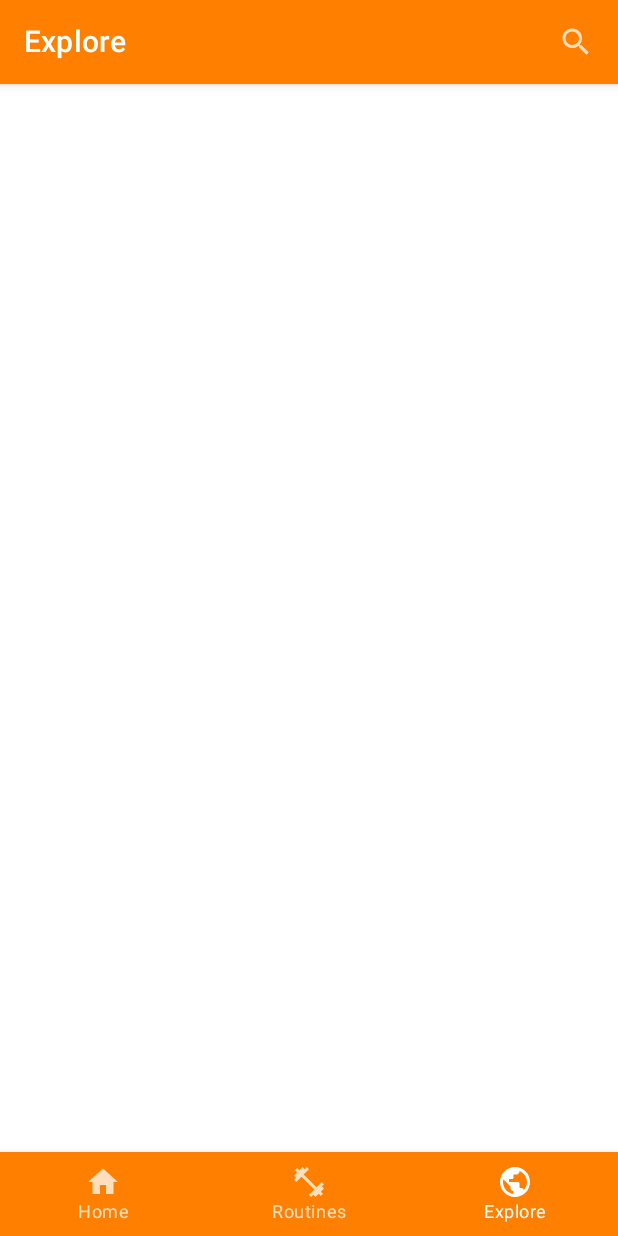
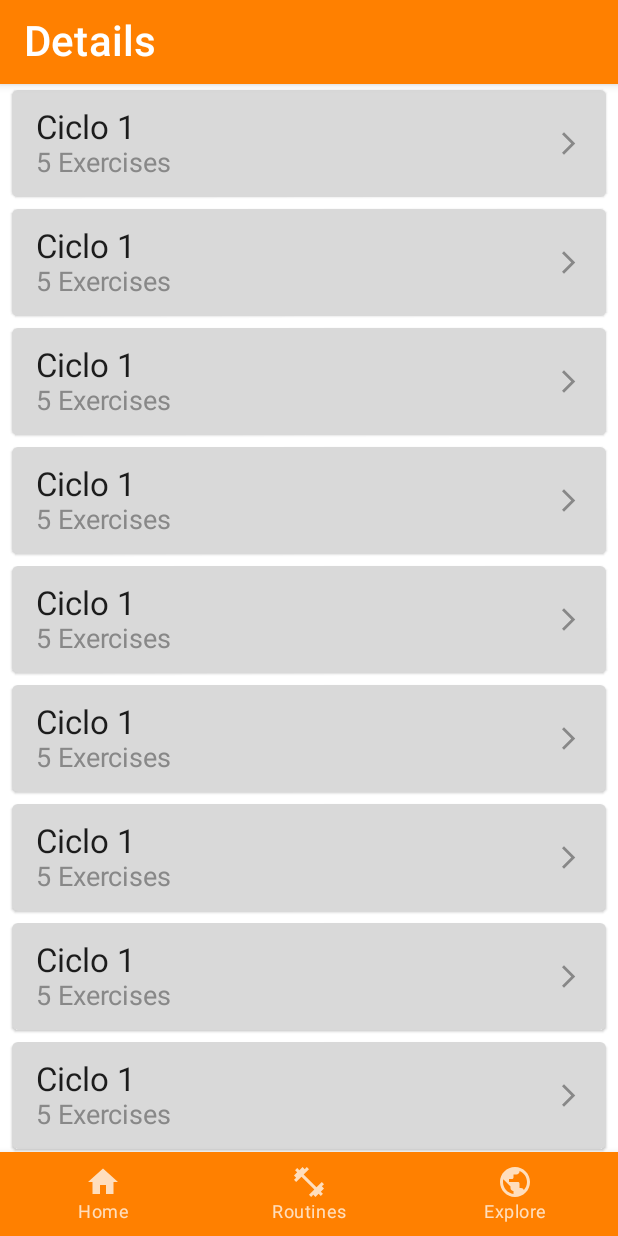
Before and after one commit to matidellatorre/MotionFitness-android, an Android app built with Jetpack Compose: the screen it shows after launch (MainActivity), item 3 of the bottom bar chosen, on a phone screen of 412 x 824 dp. Run offline under Robolectric (Android 15) with nearby library versions, the phone set to English and light mode, and no system bars; our stand-ins replace constraintlayout-compose; 3 statements that could not run were skipped.

Commit message:
Cycle screen

```diff
--- a/app/src/main/java/com/example/tp3_hci/MainActivity.kt
+++ b/app/src/main/java/com/example/tp3_hci/MainActivity.kt
@@ -41,6 +41,7 @@ import androidx.compose.ui.unit.dp
 import androidx.constraintlayout.compose.ConstraintLayout
 import androidx.constraintlayout.widget.ConstraintLayout
 import androidx.navigation.compose.rememberNavController
+import com.example.tp3_hci.Screens.DetailsScreen
 import com.example.tp3_hci.Screens.HomeScreen
 import com.example.tp3_hci.components.MainAppBar
 import com.example.tp3_hci.components.MainBottomBar
@@ -64,7 +65,8 @@ class MainActivity : ComponentActivity() {
                             MainBottomBar(navController)
                         },
                     ) {
-                        MyAppNavHost(navController)
+                        //MyAppNavHost(navController)
+                        DetailsScreen(id = 5)
                     }
                 }
             }
--- a/app/src/main/java/com/example/tp3_hci/Screens/Details.kt
+++ b/app/src/main/java/com/example/tp3_hci/Screens/Details.kt
@@ -1,18 +1,36 @@
 package com.example.tp3_hci.Screens
 
+import androidx.compose.foundation.layout.Arrangement
+import androidx.compose.foundation.layout.Spacer
+import androidx.compose.foundation.layout.fillMaxWidth
+import androidx.compose.foundation.layout.padding
+import androidx.compose.foundation.lazy.LazyColumn
+import androidx.compose.material.Divider
 import androidx.compose.material.Scaffold
 import androidx.compose.runtime.Composable
+import androidx.compose.ui.Modifier
 import androidx.compose.ui.res.stringResource
+import androidx.compose.ui.unit.dp
 import com.example.tp3_hci.R
+import com.example.tp3_hci.components.CicleEntry
 import com.example.tp3_hci.components.MainAppBar
 
 @Composable
-fun DetailsScreen(){
+fun DetailsScreen(id: Int) {
     Scaffold (
         topBar = {
             MainAppBar(title = stringResource(id = R.string.details_top_text), hasAvatar = false, hasSearch = false)
         }
     ) {
-        //
+        LazyColumn (
+            verticalArrangement = Arrangement.SpaceEvenly,
+            modifier = Modifier
+                .fillMaxWidth()
+        ) {
+            items(100) {
+                CicleEntry(title = "Ciclo 1", exerciseCount = 5)
+                //Divider(thickness = 2.dp)
+            }
+        }
     }
 }
--- /dev/null
+++ b/app/src/main/java/com/example/tp3_hci/components/CicleEntry.kt
@@ -0,0 +1,63 @@
+package com.example.tp3_hci.components
+
+import androidx.compose.foundation.clickable
+import androidx.compose.foundation.layout.*
+import androidx.compose.material.Card
+import androidx.compose.material.Icon
+import androidx.compose.material.MaterialTheme
+import androidx.compose.material.Text
+import androidx.compose.material.icons.Icons
+import androidx.compose.material.icons.filled.ArrowForward
+import androidx.compose.material.icons.filled.ArrowForwardIos
+import androidx.compose.runtime.Composable
+import androidx.compose.ui.Alignment
+import androidx.compose.ui.Modifier
+import androidx.compose.ui.graphics.Color
+import androidx.compose.ui.text.font.FontWeight
+import androidx.compose.ui.unit.dp
+import androidx.compose.ui.unit.sp
+import androidx.navigation.Navigation
+import androidx.navigation.compose.rememberNavController
+import com.example.tp3_hci.navigation.MyAppNavHost
+
+@Composable
+fun CicleEntry (
+    title: String,
+    exerciseCount : Int
+    ) {
+    Card(modifier = Modifier.padding(horizontal = 8.dp, vertical = 4.dp)) {
+        Row (
+            modifier = Modifier
+                .fillMaxWidth()
+                .padding(horizontal = 16.dp, vertical = 12.dp),
+            verticalAlignment = Alignment.CenterVertically,
+            horizontalArrangement = Arrangement.SpaceBetween
+        ) {
+            Column (
+                horizontalAlignment = Alignment.Start
+            ) {
+                Text(
+                    text = title,
+                    fontSize = 22.sp
+                )
+                Text(
+                    text = "$exerciseCount Exercises",
+                    fontSize = 18.sp,
+                    color = Color.Gray
+                )
+            }
+            Column (
+                horizontalAlignment = Alignment.End,
+            ) {
+                Icon(
+                    imageVector = Icons.Default.ArrowForwardIos,
+                    contentDescription = null,
+                    tint = Color.Gray,
+                    modifier = Modifier
+                        .size(18.dp),
+                )
+            }
+        }
+    }
+
+}
--- a/app/src/main/java/com/example/tp3_hci/components/MainAppBar.kt
+++ b/app/src/main/java/com/example/tp3_hci/components/MainAppBar.kt
@@ -5,12 +5,13 @@ import androidx.compose.material.icons.Icons
 import androidx.compose.material.icons.filled.Search
 import androidx.compose.runtime.Composable
 import androidx.compose.ui.res.stringResource
+import androidx.compose.ui.unit.sp
 import com.example.tp3_hci.R
 
 @Composable
 fun MainAppBar(title: String, hasAvatar: Boolean, hasSearch: Boolean) {
     TopAppBar(
-        title = { Text(text = title) },
+        title = { Text(text = title, fontSize = 28.sp) },
         backgroundColor = MaterialTheme.colors.primary,
         actions = {
             if (hasSearch) {
--- a/app/src/main/java/com/example/tp3_hci/navigation/MyAppNavHost.kt
+++ b/app/src/main/java/com/example/tp3_hci/navigation/MyAppNavHost.kt
@@ -1,13 +1,10 @@
 package com.example.tp3_hci.navigation
 
 import androidx.compose.runtime.Composable
-import androidx.compose.ui.Modifier
-import androidx.navigation.NavController
-import androidx.navigation.NavDestination
 import androidx.navigation.NavHostController
 import androidx.navigation.compose.NavHost
 import androidx.navigation.compose.composable
-import androidx.navigation.compose.rememberNavController
+import com.example.tp3_hci.Screens.DetailsScreen
 import com.example.tp3_hci.Screens.ExploreScreen
 import com.example.tp3_hci.Screens.HomeScreen
 import com.example.tp3_hci.Screens.RoutinesScreen
@@ -27,6 +24,9 @@ fun MyAppNavHost(navController: NavHostController){
         composable("explore") {
             ExploreScreen()
         }
+        composable("routines/${id}") {
+            DetailsScreen(id)
+        }
     }
 
 }
```
